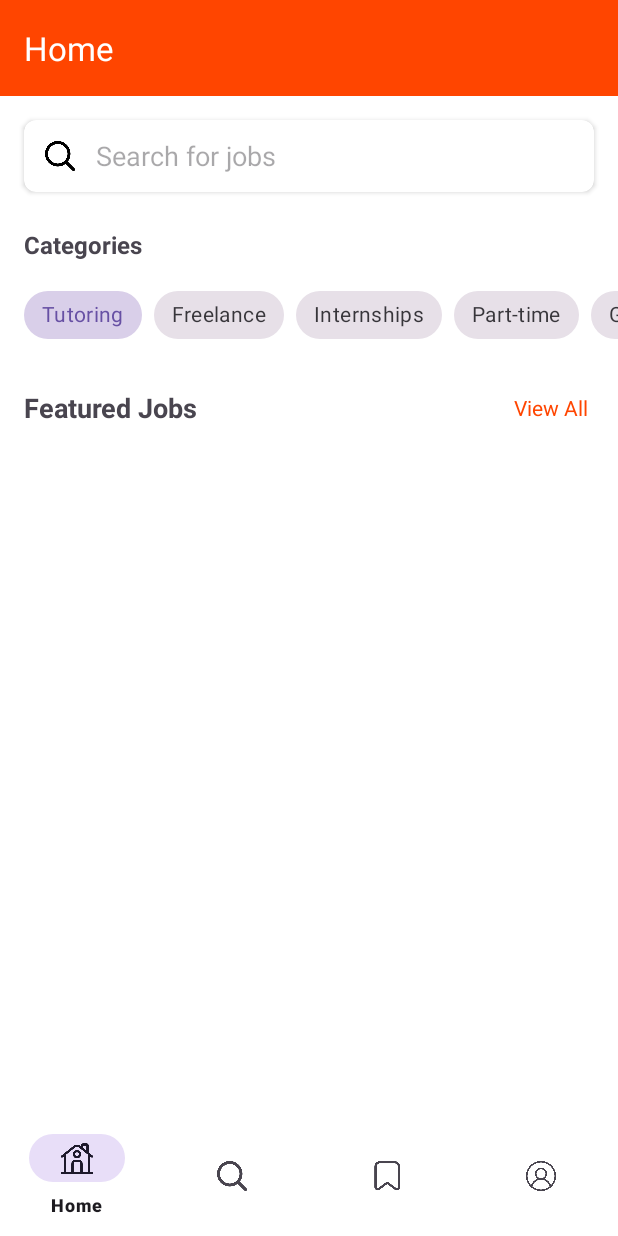
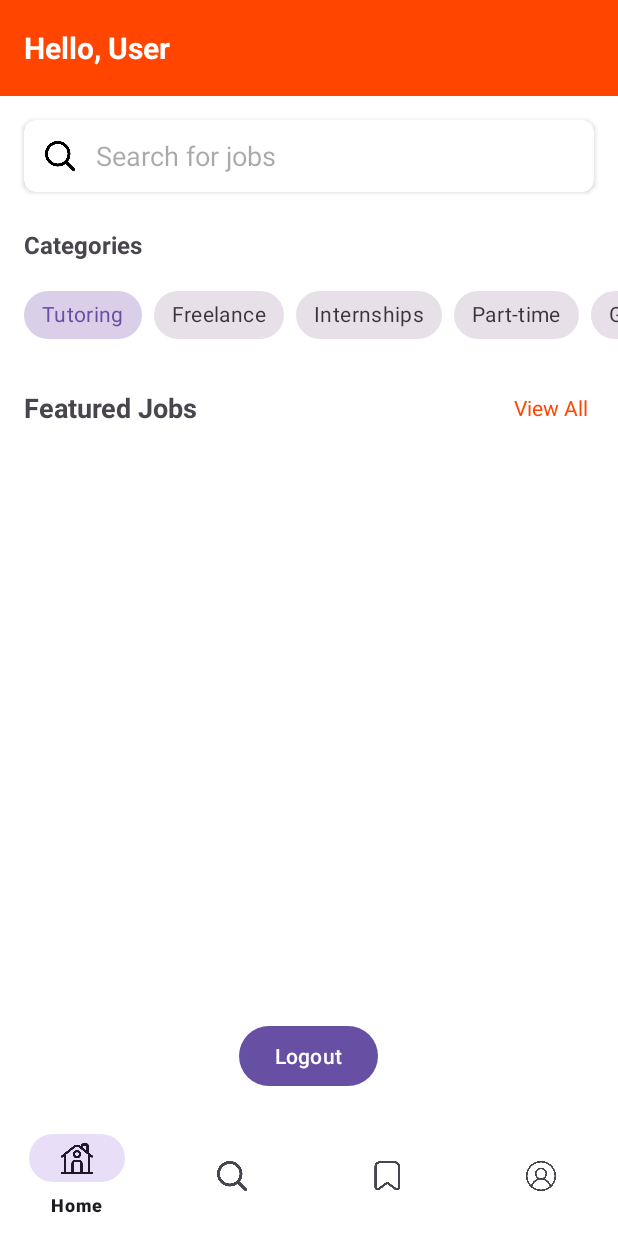
Before and after one commit to Ojasveer955/SideHustle, an Android app: the HomeActivity screen opened directly, with no data from a screen before it, on a phone screen of 412 x 824 dp. Run offline under Robolectric (Android 15) with nearby library versions, the phone set to English and light mode, and no system bars; our stand-ins replace Firebase (no records; nobody signed in at launch, a user with empty details on screens opened directly); pictures from the network do not load.

Commit message:
Bottom nav bar is working properly now, across all pages, though there still seems to be a shifting transition in it when a new page is selected. Will need to work on that. Also logout and forget password functionality has also been tested and found to be working.

```diff
--- a/app/build.gradle.kts
+++ b/app/build.gradle.kts
@@ -52,4 +52,5 @@ dependencies {
     implementation("com.google.firebase:firebase-firestore:24.9.1")
     implementation("com.github.bumptech.glide:glide:4.16.0")
     annotationProcessor("com.github.bumptech.glide:compiler:4.16.0")
+    implementation("com.google.android.material:material:1.11.0")
 }
--- a/app/src/main/AndroidManifest.xml
+++ b/app/src/main/AndroidManifest.xml
@@ -27,7 +27,11 @@
         <activity android:name=".LoginActivity" />
         <activity android:name=".SignupActivity" />
         <activity android:name=".HomeActivity" />
-
+        <activity android:name=".SearchActivity" />
+        <activity android:name=".FavoritesActivity" />
+        <activity
+            android:name=".ProfileActivity"
+            android:exported="false" />
     </application>
 
 </manifest>
--- /dev/null
+++ b/app/src/main/java/com/example/sidehustle/BaseActivity.java
@@ -0,0 +1,64 @@
+package com.example.sidehustle;
+
+import android.content.Intent;
+import android.os.Bundle;
+import androidx.appcompat.app.AppCompatActivity;
+import com.google.android.material.bottomnavigation.BottomNavigationView;
+
+public abstract class BaseActivity extends AppCompatActivity {
+    protected BottomNavigationView bottomNavigationView;
+
+    @Override
+    protected void onCreate(Bundle savedInstanceState) {
+        super.onCreate(savedInstanceState);
+        setContentView(getLayoutResourceId());
+        setupBottomNavigation();
+    }
+
+    protected abstract int getLayoutResourceId();
+
+    private void setupBottomNavigation() {
+        bottomNavigationView = findViewById(R.id.bottomNavigationView);
+        if (bottomNavigationView == null) {
+            return; // Skip if bottomNavigationView is not in this layout
+        }
+
+        // Set the correct item as selected first
+        if (this instanceof HomeActivity) {
+            bottomNavigationView.setSelectedItemId(R.id.nav_home);
+        } else if (this instanceof SearchActivity) {
+            bottomNavigationView.setSelectedItemId(R.id.nav_search);
+        } else if (this instanceof FavoritesActivity) {
+            bottomNavigationView.setSelectedItemId(R.id.nav_favorites);
+        } else if (this instanceof ProfileActivity) {
+            bottomNavigationView.setSelectedItemId(R.id.nav_profile);
+        }
+
+        // Then set up the listener
+        bottomNavigationView.setOnItemSelectedListener(item -> {
+            int itemId = item.getItemId();
+            if (itemId == R.id.nav_home && !isCurrentActivity(HomeActivity.class)) {
+                startActivity(new Intent(this, HomeActivity.class));
+                finish();
+                return true;
+            } else if (itemId == R.id.nav_search && !isCurrentActivity(SearchActivity.class)) {
+                startActivity(new Intent(this, SearchActivity.class));
+                finish();
+                return true;
+            } else if (itemId == R.id.nav_favorites && !isCurrentActivity(FavoritesActivity.class)) {
+                startActivity(new Intent(this, FavoritesActivity.class));
+                finish();
+                return true;
+            } else if (itemId == R.id.nav_profile && !isCurrentActivity(ProfileActivity.class)) {
+                startActivity(new Intent(this, ProfileActivity.class));
+                finish();
+                return true;
+            }
+            return true; // Return true to indicate the item should be selected
+        });
+    }
+
+    private <T> boolean isCurrentActivity(Class<T> activityClass) {
+        return getClass().equals(activityClass);
+    }
+}
--- a/app/src/main/java/com/example/sidehustle/HomeActivity.java
+++ b/app/src/main/java/com/example/sidehustle/HomeActivity.java
@@ -1,7 +1,12 @@
 package com.example.sidehustle;
 
+import android.content.Intent;
+import android.content.SharedPreferences;
 import android.os.Bundle;
 import android.util.Log;
+import android.view.View;
+import android.widget.Button;
+import android.widget.TextView;
 import android.widget.Toast;
 import androidx.annotation.NonNull;
 import androidx.appcompat.app.AppCompatActivity;
@@ -9,6 +14,8 @@ import androidx.appcompat.widget.Toolbar;
 import androidx.recyclerview.widget.LinearLayoutManager;
 import androidx.recyclerview.widget.RecyclerView;
 import com.google.android.material.bottomnavigation.BottomNavigationView;
+import com.google.firebase.auth.FirebaseAuth;
+import com.google.firebase.auth.FirebaseUser;
 import com.google.firebase.firestore.CollectionReference;
 import com.google.firebase.firestore.EventListener;
 import com.google.firebase.firestore.FirebaseFirestore;
@@ -22,7 +29,7 @@ import java.util.ArrayList;
 import java.util.List;
 import androidx.annotation.Nullable;
 
-public class HomeActivity extends AppCompatActivity {
+public class HomeActivity extends BaseActivity {
     private RecyclerView featuredJobsRecyclerView;
     private JobAdapter jobAdapter;
     private List<Job> jobList;
@@ -31,20 +38,27 @@ public class HomeActivity extends AppCompatActivity {
     @Override
     protected void onCreate(Bundle savedInstanceState) {
         super.onCreate(savedInstanceState);
-        setContentView(R.layout.activity_home);
+        // Remove setContentView(R.layout.activity_home); - it's already called in BaseActivity
 
         Toolbar toolbar = findViewById(R.id.toolbar);
-        setSupportActionBar(toolbar);
 
-        BottomNavigationView bottomNavigationView = findViewById(R.id.bottomNavigationView);
-        bottomNavigationView.setOnItemSelectedListener(item -> {
-            int itemId = item.getItemId();
-            if (itemId == R.id.nav_home) return true;
-            else if (itemId == R.id.nav_search) return true;
-            else if (itemId == R.id.nav_favorites) return true;
-            else if (itemId == R.id.nav_profile) return true;
-            else return false;
-        });
+        // Hide default title
+        if (getSupportActionBar() != null) {
+            getSupportActionBar().setDisplayShowTitleEnabled(false);
+        }
+
+        // Get current user and set welcome message
+        FirebaseUser currentUser = FirebaseAuth.getInstance().getCurrentUser();
+        String displayName = currentUser != null ? currentUser.getDisplayName() : "User";
+        if (displayName == null || displayName.isEmpty()) {
+            displayName = "User";
+        }
+
+        // Find and set the custom title
+        TextView toolbarTitle = toolbar.findViewById(R.id.toolbarTitle);
+        if (toolbarTitle != null) {
+            toolbarTitle.setText(getString(R.string.welcome_message, displayName));
+        }
 
         // Initialize RecyclerView
         featuredJobsRecyclerView = findViewById(R.id.featuredJobsRecyclerView);
@@ -58,6 +72,22 @@ public class HomeActivity extends AppCompatActivity {
 
         // Fetch Jobs from Firestore
         fetchJobsFromFirestore();
+
+        // Initialize the temporary logout button
+        Button tempLogoutButton = findViewById(R.id.tempLogoutButton);
+        if (tempLogoutButton != null) {
+            tempLogoutButton.setOnClickListener(new View.OnClickListener() {
+                @Override
+                public void onClick(View v) {
+                    logout();
+                }
+            });
+        }
+    }
+
+    @Override
+    protected int getLayoutResourceId() {
+        return R.layout.activity_home;
     }
 
     private void fetchJobsFromFirestore() {
@@ -81,4 +111,18 @@ public class HomeActivity extends AppCompatActivity {
             }
         });
     }
+
+    private void logout() {
+        // Clear login state
+        SharedPreferences prefs = getSharedPreferences("UserPrefs", MODE_PRIVATE);
+        SharedPreferences.Editor editor = prefs.edit();
+        editor.putBoolean("isLoggedIn", false);
+        editor.apply();
+
+        // Navigate to LoginActivity
+        Intent intent = new Intent(HomeActivity.this, LoginActivity.class);
+        intent.setFlags(Intent.FLAG_ACTIVITY_NEW_TASK | Intent.FLAG_ACTIVITY_CLEAR_TASK);
+        startActivity(intent);
+        finish();
+    }
 }
--- a/app/src/main/res/layout/activity_home.xml
+++ b/app/src/main/res/layout/activity_home.xml
@@ -11,8 +11,17 @@
         android:layout_height="?attr/actionBarSize"
         android:background="@color/primaryColor"
         android:elevation="4dp"
-        android:theme="@style/ThemeOverlay.AppCompat.Dark.ActionBar"
-        app:title="@string/home" />
+        android:theme="@style/ThemeOverlay.AppCompat.Dark.ActionBar">
+
+        <TextView
+            android:id="@+id/toolbarTitle"
+            android:layout_width="wrap_content"
+            android:layout_height="wrap_content"
+            android:textColor="@android:color/white"
+            android:textSize="20sp"
+            android:textStyle="bold" />
+
+    </androidx.appcompat.widget.Toolbar>
 
     <androidx.cardview.widget.CardView
         android:id="@+id/searchBarContainer"
@@ -153,10 +162,20 @@
         <androidx.recyclerview.widget.RecyclerView
             android:id="@+id/featuredJobsRecyclerView"
             android:layout_width="match_parent"
-            android:layout_height="match_parent"
+            android:layout_height="0dp"
+            android:layout_weight="1"
             android:layout_marginTop="12dp"
             android:clipToPadding="false"
             android:paddingBottom="8dp" />
+
+        <Button
+            android:id="@+id/tempLogoutButton"
+            android:layout_width="wrap_content"
+            android:layout_height="wrap_content"
+            android:text="Logout"
+            android:layout_gravity="center"
+            android:layout_marginBottom="16dp"
+            android:layout_above="@id/bottomNavigationView" />
     </LinearLayout>
 
     <com.google.android.material.bottomnavigation.BottomNavigationView
--- a/app/src/main/res/values/strings.xml
+++ b/app/src/main/res/values/strings.xml
@@ -25,4 +25,5 @@
     <string name="work_experience">Work Experience</string>
     <string name="settings">Settings</string>
     <string name="profile_name">User Name</string>
+    <string name="welcome_message">Hello, %1$s</string>
 </resources>
```
Also changed, not shown: app/src/main/java/com/example/sidehustle/FavoritesActivity.java (added, +17 -0 lines), app/src/main/java/com/example/sidehustle/LoginActivity.java (+32 -2 lines), app/src/main/java/com/example/sidehustle/ProfileActivity.java (added, +39 -0 lines), app/src/main/java/com/example/sidehustle/SearchActivity.java (added, +17 -0 lines), app/src/main/res/layout/activity_favorites.xml (added, +31 -0 lines), app/src/main/res/layout/activity_profile.xml (+53 -34 lines), app/src/main/res/layout/activity_search.xml (added, +31 -0 lines), app/src/main/res/values/styles.xml (added, +15 -0 lines).
